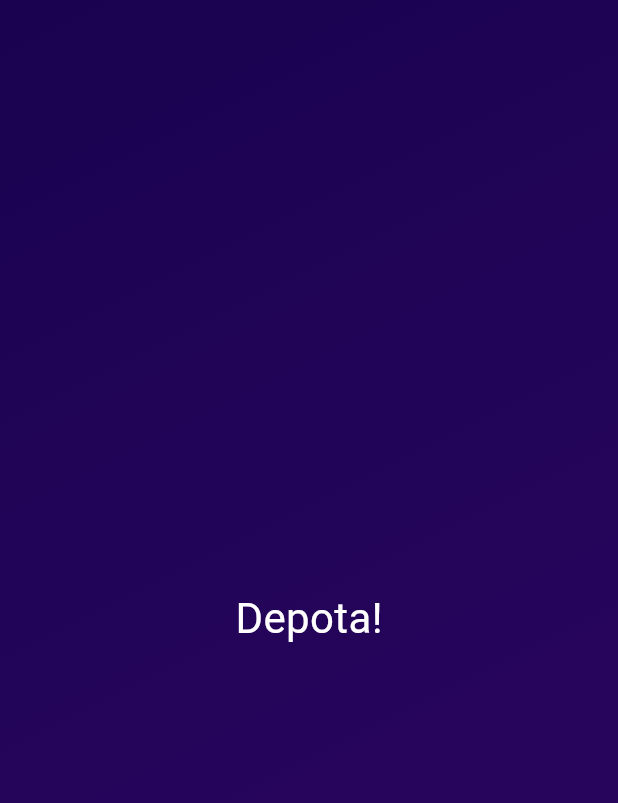
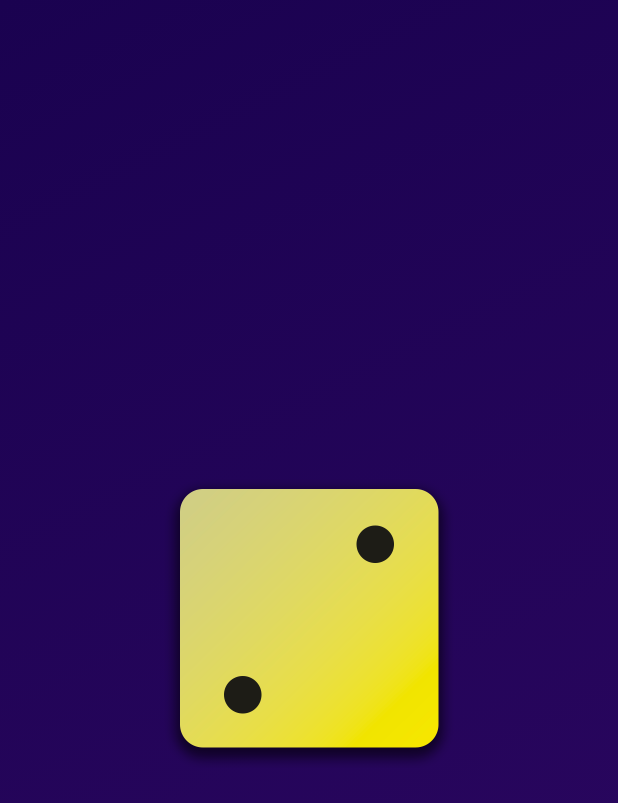
Before and after one commit to lancekian12/Roll-Dice-App, a Flutter app: the screen it shows after launch, on a phone screen of 412 x 824 dp. Shown: the top 803 px of the screen. Run offline on Flutter 3.47's test engine with Material 3 defaults, Android fonts, the phone set to English and light mode, and no system bars.

Commit message:
Added images and display it

```diff
--- a/lib/gradient_container.dart
+++ b/lib/gradient_container.dart
@@ -6,6 +6,10 @@ const endAlignment = Alignment.bottomRight;
 
 class GradientContainer extends StatelessWidget {
   const GradientContainer(this.color1, this.color2, {super.key});
+
+  const GradientContainer.purple({super.key})
+      : color1 = Colors.deepPurple,
+        color2 = Colors.indigo;
 
   final Color color1;
   final Color color2;
@@ -20,8 +24,8 @@ class GradientContainer extends StatelessWidget {
           end: endAlignment,
         ),
       ),
-      child: const Center(
-        child: StyledText('Depota!'),
+      child: Center(
+        child: Image.asset('assets/images/dice-2.png', width: 200),
       ),
     );
   }
```
Also changed, not shown: pubspec.yaml (+11 -7 lines), assets/images/dice-1.png (added), assets/images/dice-2.png (added), assets/images/dice-3.png (added), assets/images/dice-4.png (added), assets/images/dice-5.png (added), assets/images/dice-6.png (added).
